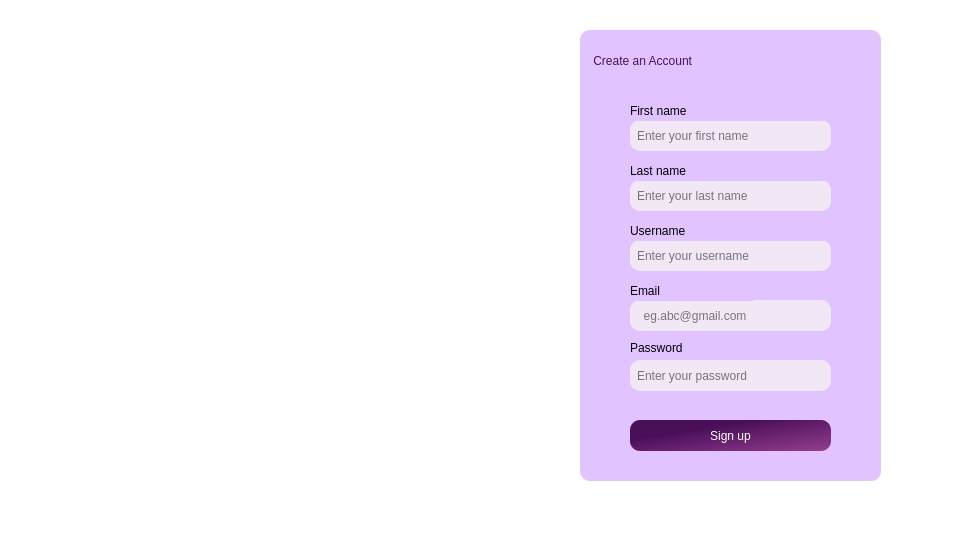
The window that signin.ui (Nirjaraa/spendwise) describes before a commit, drawn with Qt 5.
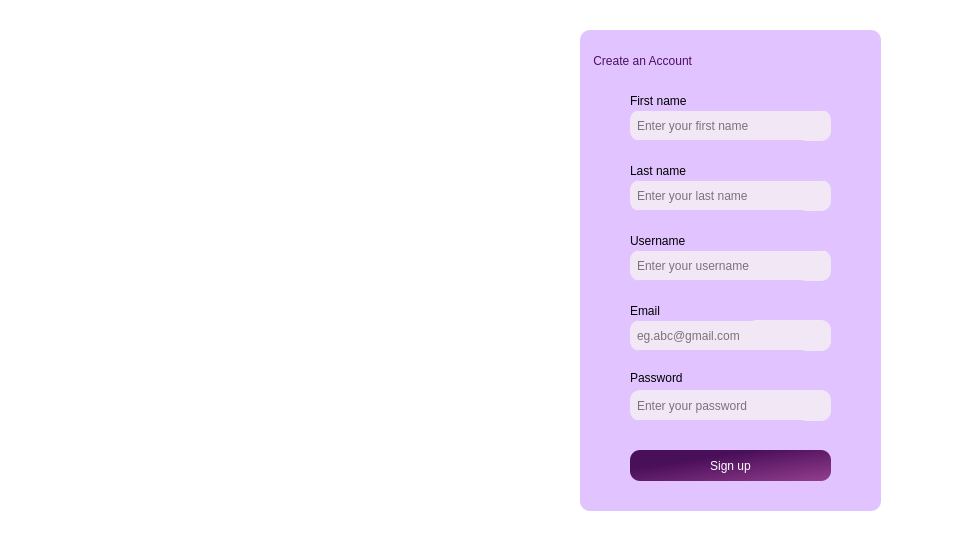
The same window after the commit. Icons and pictures are not drawn.

```diff
--- a/signin.ui
+++ b/signin.ui
@@ -44,7 +44,7 @@
       <x>580</x>
       <y>30</y>
       <width>301</width>
-      <height>451</height>
+      <height>481</height>
      </rect>
     </property>
     <property name="styleSheet">
@@ -80,7 +80,7 @@
      <property name="geometry">
       <rect>
        <x>50</x>
-       <y>270</y>
+       <y>290</y>
        <width>201</width>
        <height>31</height>
       </rect>
@@ -96,7 +96,7 @@
 </string>
      </property>
      <property name="placeholderText">
-      <string>  eg.abc@gmail.com</string>
+      <string>eg.abc@gmail.com</string>
      </property>
     </widget>
     <widget class="QLineEdit" name="lastname">
@@ -126,7 +126,7 @@
      <property name="geometry">
       <rect>
        <x>50</x>
-       <y>90</y>
+       <y>80</y>
        <width>201</width>
        <height>31</height>
       </rect>
@@ -156,7 +156,7 @@
      <property name="geometry">
       <rect>
        <x>50</x>
-       <y>210</y>
+       <y>220</y>
        <width>201</width>
        <height>31</height>
       </rect>
@@ -179,7 +179,7 @@
      <property name="geometry">
       <rect>
        <x>50</x>
-       <y>390</y>
+       <y>420</y>
        <width>201</width>
        <height>31</height>
       </rect>
@@ -217,7 +217,7 @@
      <property name="geometry">
       <rect>
        <x>50</x>
-       <y>310</y>
+       <y>340</y>
        <width>191</width>
        <height>16</height>
       </rect>
@@ -237,7 +237,7 @@
      <property name="geometry">
       <rect>
        <x>50</x>
-       <y>330</y>
+       <y>360</y>
        <width>201</width>
        <height>31</height>
       </rect>
@@ -263,7 +263,7 @@
      <property name="geometry">
       <rect>
        <x>50</x>
-       <y>250</y>
+       <y>270</y>
        <width>131</width>
        <height>21</height>
       </rect>
@@ -285,7 +285,7 @@
      <property name="geometry">
       <rect>
        <x>50</x>
-       <y>70</y>
+       <y>60</y>
        <width>201</width>
        <height>21</height>
       </rect>
@@ -305,7 +305,7 @@
      <property name="geometry">
       <rect>
        <x>50</x>
-       <y>190</y>
+       <y>200</y>
        <width>201</width>
        <height>21</height>
       </rect>
@@ -341,6 +341,118 @@
       <string>Last name</string>
      </property>
     </widget>
+    <widget class="QLabel" name="fname_error">
+     <property name="geometry">
+      <rect>
+       <x>50</x>
+       <y>110</y>
+       <width>181</width>
+       <height>20</height>
+      </rect>
+     </property>
+     <property name="styleSheet">
+      <string notr="true">color: rgb(170, 0, 0);
+font: 7pt &quot;Bahnschrift&quot;;
+ border:transparent;
+</string>
+     </property>
+     <property name="text">
+      <string/>
+     </property>
+    </widget>
+    <widget class="QLabel" name="lname_error">
+     <property name="geometry">
+      <rect>
+       <x>50</x>
+       <y>180</y>
+       <width>181</width>
+       <height>20</height>
+      </rect>
+     </property>
+     <property name="styleSheet">
+      <string notr="true">color: rgb(170, 0, 0);
+font: 7pt &quot;Bahnschrift&quot;;
+ border:transparent;
+</string>
+     </property>
+     <property name="text">
+      <string/>
+     </property>
+    </widget>
+    <widget class="QLabel" name="uname_error">
+     <property name="geometry">
+      <rect>
+       <x>50</x>
+       <y>250</y>
+       <width>181</width>
+       <height>20</height>
+      </rect>
+     </property>
+     <property name="styleSheet">
+      <string notr="true">color: rgb(170, 0, 0);
+font: 7pt &quot;Bahnschrift&quot;;
+ border:transparent;
+</string>
+     </property>
+     <property name="text">
+      <string/>
+     </property>
+    </widget>
+    <widget class="QLabel" name="email_error">
+     <property name="geometry">
+      <rect>
+       <x>50</x>
+       <y>320</y>
+       <width>181</width>
+       <height>20</height>
+      </rect>
+     </property>
+     <property name="styleSheet">
+      <string notr="true">color: rgb(170, 0, 0);
+font: 7pt &quot;Bahnschrift&quot;;
+ border:transparent;
+</string>
+     </property>
+     <property name="text">
+      <string/>
+     </property>
+    </widget>
+    <widget class="QLabel" name="pw_error">
+     <property name="geometry">
+      <rect>
+       <x>50</x>
+       <y>390</y>
+       <width>181</width>
+       <height>20</height>
+      </rect>
+     </property>
+     <property name="styleSheet">
+      <string notr="true">color: rgb(170, 0, 0);
+font: 7pt &quot;Bahnschrift&quot;;
+ border:transparent;
+</string>
+     </property>
+     <property name="text">
+      <string/>
+     </property>
+    </widget>
+   </widget>
+   <widget class="QPushButton" name="pushButton">
+    <property name="geometry">
+     <rect>
+      <x>10</x>
+      <y>10</y>
+      <width>61</width>
+      <height>61</height>
+     </rect>
+    </property>
+    <property name="styleSheet">
+     <string notr="true">image: url(:/resources/back.svg);
+border:none;</string>
+    </property>
+    <property name="text">
+     <string/>
+    </property>
    </widget>
   </widget>
   <widget class="QStatusBar" name="statusbar"/>
```
Left out of the diff: 1 changed line with no effect on the pictures.
